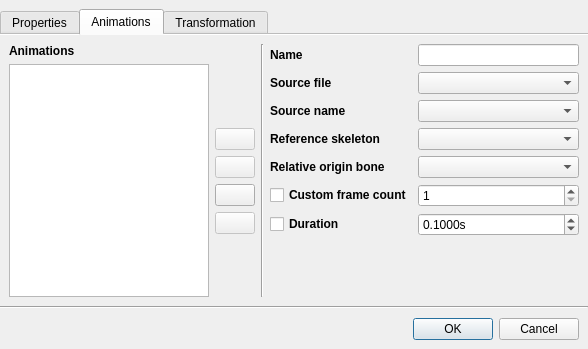
Qt form Sources/Modeler/Script/ModelConfigurationEditor.ui (SeriousAlexej/Serious-Engine) before a commit.
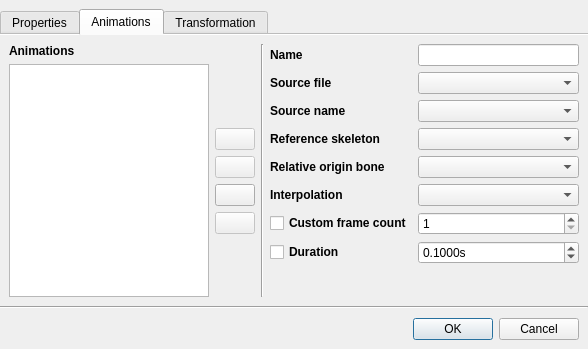
The same form after that commit. The open tabs and pages were chosen to show the change. Icons and pictures are not drawn.

Commit message: Modeler - add different animation interpolation modes (taken from Blender)

Diff of the .ui file:
```diff
--- a/Sources/Modeler/Script/ModelConfigurationEditor.ui
+++ b/Sources/Modeler/Script/ModelConfigurationEditor.ui
@@ -925,61 +925,16 @@
              <property name="verticalSpacing">
               <number>6</number>
              </property>
-             <item row="1" column="1">
-              <widget class="QComboBox" name="comboSourceFile"/>
+             <item row="0" column="1">
+              <widget class="QLineEdit" name="lineeditAnimNameS">
+               <property name="frame">
+                <bool>true</bool>
+               </property>
+              </widget>
              </item>
              <item row="2" column="1">
               <widget class="QComboBox" name="comboAnimSourceName"/>
              </item>
-             <item row="6" column="0">
-              <widget class="QCheckBox" name="cbDuration">
-               <property name="font">
-                <font>
-                 <bold>true</bold>
-                </font>
-               </property>
-               <property name="text">
-                <string>Duration</string>
-               </property>
-              </widget>
-             </item>
-             <item row="5" column="0">
-              <widget class="QCheckBox" name="cbCustomFrameCount">
-               <property name="font">
-                <font>
-                 <bold>true</bold>
-                </font>
-               </property>
-               <property name="text">
-                <string>Custom frame count</string>
-               </property>
-              </widget>
-             </item>
-             <item row="1" column="0">
-              <widget class="QLabel" name="labelSourceFile">
-               <property name="font">
-                <font>
-                 <bold>true</bold>
-                </font>
-               </property>
-               <property name="text">
-                <string>Source file</string>
-               </property>
-              </widget>
-             </item>
-             <item row="5" column="1">
-              <widget class="QSpinBox" name="spinboxCustomFrameCount">
-               <property name="minimum">
-                <number>1</number>
-               </property>
-               <property name="maximum">
-                <number>99999999</number>
-               </property>
-               <property name="value">
-                <number>1</number>
-               </property>
-              </widget>
-             </item>
              <item row="3" column="0">
               <widget class="QLabel" name="label_2">
                <property name="font">
@@ -992,8 +947,32 @@
                </property>
               </widget>
              </item>
-             <item row="3" column="1">
-              <widget class="QComboBox" name="comboReferenceSkeleton"/>
+             <item row="4" column="0">
+              <widget class="QLabel" name="label_17">
+               <property name="font">
+                <font>
+                 <bold>true</bold>
+                </font>
+               </property>
+               <property name="text">
+                <string>Relative origin bone</string>
+               </property>
+              </widget>
+             </item>
+             <item row="1" column="0">
+              <widget class="QLabel" name="labelSourceFile">
+               <property name="font">
+                <font>
+                 <bold>true</bold>
+                </font>
+               </property>
+               <property name="text">
+                <string>Source file</string>
+               </property>
+              </widget>
+             </item>
+             <item row="4" column="1">
+              <widget class="QComboBox" name="comboRelativeOriginBone"/>
              </item>
              <item row="0" column="0">
               <widget class="QLabel" name="label_12">
@@ -1007,7 +986,7 @@
                </property>
               </widget>
              </item>
-             <item row="6" column="1">
+             <item row="7" column="1">
               <widget class="QDoubleSpinBox" name="spinboxDurationS">
                <property name="enabled">
                 <bool>true</bool>
@@ -1044,13 +1023,33 @@
                </property>
               </widget>
              </item>
-             <item row="0" column="1">
-              <widget class="QLineEdit" name="lineeditAnimNameS">
-               <property name="frame">
-                <bool>true</bool>
+             <item row="6" column="0">
+              <widget class="QCheckBox" name="cbCustomFrameCount">
+               <property name="font">
+                <font>
+                 <bold>true</bold>
+                </font>
                </property>
+               <property name="text">
+                <string>Custom frame count</string>
+               </property>
               </widget>
              </item>
+             <item row="7" column="0">
+              <widget class="QCheckBox" name="cbDuration">
+               <property name="font">
+                <font>
+                 <bold>true</bold>
+                </font>
+               </property>
+               <property name="text">
+                <string>Duration</string>
+               </property>
+              </widget>
+             </item>
+             <item row="1" column="1">
+              <widget class="QComboBox" name="comboSourceFile"/>
+             </item>
              <item row="2" column="0">
               <widget class="QLabel" name="labelAnimSourceName">
                <property name="font">
@@ -1063,20 +1062,36 @@
                </property>
               </widget>
              </item>
-             <item row="4" column="0">
-              <widget class="QLabel" name="label_17">
+             <item row="6" column="1">
+              <widget class="QSpinBox" name="spinboxCustomFrameCount">
+               <property name="minimum">
+                <number>1</number>
+               </property>
+               <property name="maximum">
+                <number>99999999</number>
+               </property>
+               <property name="value">
+                <number>1</number>
+               </property>
+              </widget>
+             </item>
+             <item row="3" column="1">
+              <widget class="QComboBox" name="comboReferenceSkeleton"/>
+             </item>
+             <item row="5" column="0">
+              <widget class="QLabel" name="label_18">
                <property name="font">
                 <font>
                  <bold>true</bold>
                 </font>
                </property>
                <property name="text">
-                <string>Relative origin bone</string>
+                <string>Interpolation</string>
                </property>
               </widget>
              </item>
-             <item row="4" column="1">
-              <widget class="QComboBox" name="comboRelativeOriginBone"/>
+             <item row="5" column="1">
+              <widget class="QComboBox" name="comboInterpolation"/>
              </item>
             </layout>
            </item>
```
Left out of the diff: 5 changed lines with no effect on the pictures. The commit also changes 11 other files.
